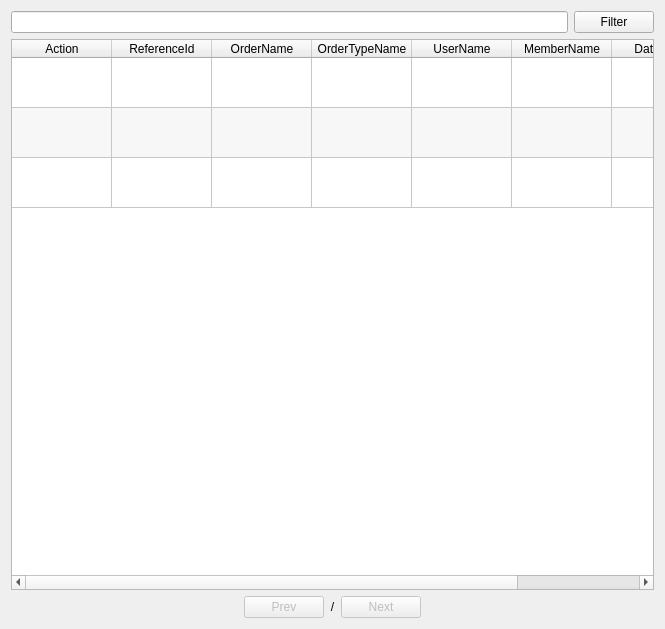
The window that app/views/templates/ManageReceipt.ui (rondalefloyd/mts-pos) describes before a commit, drawn with Qt 5.
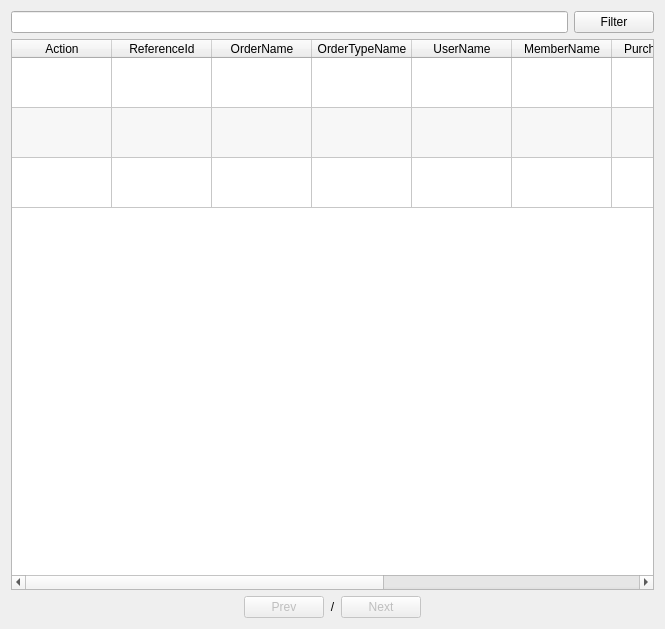
The same window after the commit.

Diff of the .ui file:
```diff
--- a/app/views/templates/ManageReceipt.ui
+++ b/app/views/templates/ManageReceipt.ui
@@ -109,7 +109,22 @@
        </column>
        <column>
         <property name="text">
-         <string>DateValue</string>
+         <string>PurchaseDate</string>
+        </property>
+       </column>
+       <column>
+        <property name="text">
+         <string>GrandTotal</string>
+        </property>
+       </column>
+       <column>
+        <property name="text">
+         <string>Payment</string>
+        </property>
+       </column>
+       <column>
+        <property name="text">
+         <string>Change</string>
         </property>
        </column>
        <column>
```
